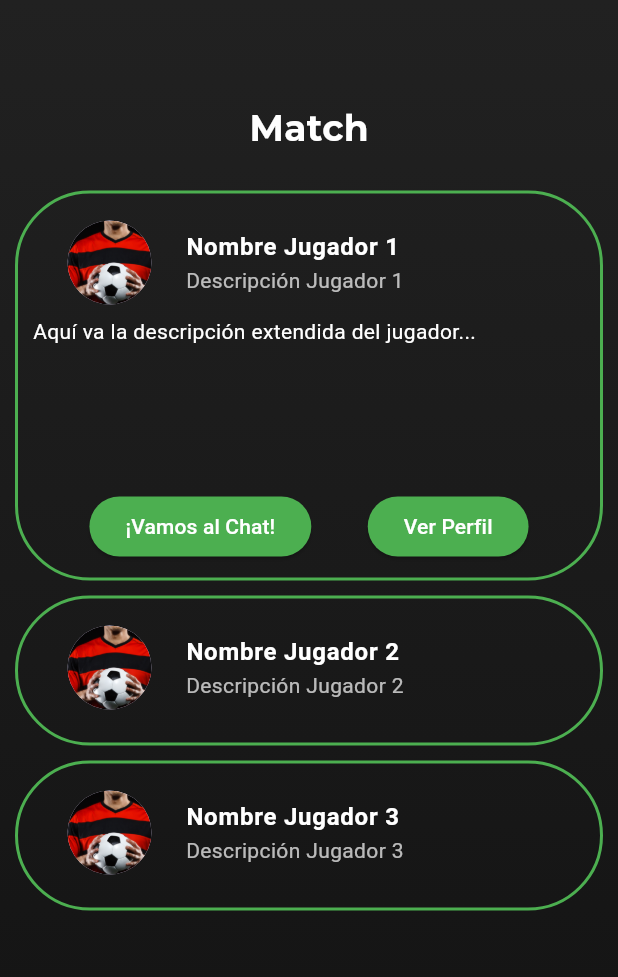
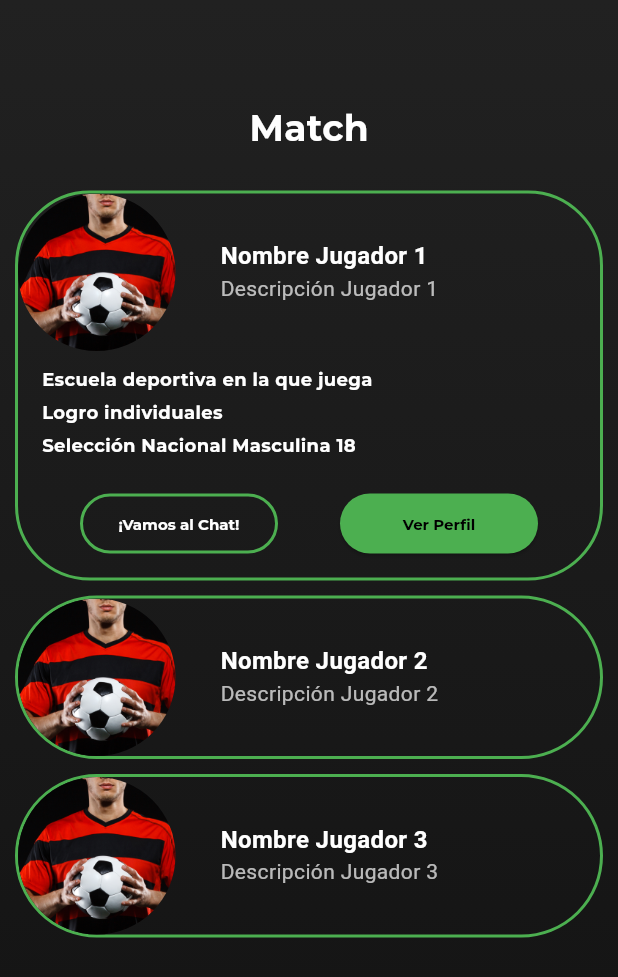
Before and after one commit to GeronimoB/browebcode, a Flutter app: the Matche screen opened directly, after a tap on an icon or button, on a phone screen of 412 x 824 dp. Shown: the top 977 px of the screen. Run offline on Flutter 3.47's test engine with Material 3 defaults, Android fonts, the light colour scheme and no system bars; project files that could hold a hidden picture were left out.

Commit message:
changes styles and principal menus

```diff
--- a/lib/Screens/Match.dart
+++ b/lib/Screens/Match.dart
@@ -8,18 +8,18 @@ class Matche extends StatefulWidget {
 }
 
 class _MatcheState extends State<Matche> {
-  final List<bool> _isSelected = [false, false, false]; // Estado de selección de cada tarjeta
+  final List<bool> _isSelected = [false, false, false];
 
   @override
   Widget build(BuildContext context) {
     return Scaffold(
-      backgroundColor: const Color(0xFF121212), // Fondo gris oscuro
+      backgroundColor: const Color(0xFF121212),
       body: Container(
         decoration: const BoxDecoration(
           gradient: LinearGradient(
             begin: Alignment.topCenter,
             end: Alignment.bottomCenter,
-            colors: [Color(0xFF212121), Color(0xFF121212)], // Gradiente de gris más oscuro a negro
+            colors: [Color(0xFF212121), Color(0xFF121212)],
           ),
         ),
         child: Column(
@@ -56,18 +56,17 @@ class _MatcheState extends State<Matche> {
   return GestureDetector(
     onTap: () {
       setState(() {
-          _isSelected[index] = !_isSelected[index]; // Cambiar el estado de selección al presionar la tarjeta
+        _isSelected[index] = !_isSelected[index];
       });
     },
     child: AnimatedContainer(
-        duration: const Duration(milliseconds: 200),
+      duration: const Duration(milliseconds: 00),
       curve: Curves.easeInOut,
-        height: _isSelected[index] ? 260 : 100,
+      height: _isSelected[index] ? 260 : 109, // Ajusta la altura aquí para acomodar el tamaño de la imagen
       margin: const EdgeInsets.symmetric(horizontal: 10, vertical: 5),
-        width: MediaQuery.of(context).size.width * 0.95, // Ancho del 95%
-        padding: const EdgeInsets.all(10.0),
+      width: MediaQuery.of(context).size.width * 0.95,
       decoration: BoxDecoration(
-          borderRadius: BorderRadius.circular(50.0), // Borde redondeado
+        borderRadius: BorderRadius.circular(_isSelected[index] ? 50 : 100, ),
         border: Border.all(
           color: Colors.green,
           width: 2.0,
@@ -75,14 +74,29 @@ class _MatcheState extends State<Matche> {
         color: Colors.transparent,
       ),
       child: Column(
-          crossAxisAlignment: CrossAxisAlignment.start,
+        mainAxisSize: MainAxisSize.min, // Asegúrate de que la columna no ocupe más espacio del necesario
         children: [
-            ListTile(
-              leading: CircleAvatar(
-                radius: 35.0,
-                backgroundImage: AssetImage(imagePath),
+          Row(
+            crossAxisAlignment: CrossAxisAlignment.start, // Alinea los elementos del Row en la parte superior
+            children: [
+              Container(
+                width: 105.0,
+                height: 105.0,
+                decoration: BoxDecoration(
+                  shape: BoxShape.circle,
+                  image: DecorationImage(
+                    image: AssetImage(imagePath),
+                    fit: BoxFit.cover,
                   ),
-              title: Text(
+                ),
+              ),
+              const SizedBox(width: 30), // Espacio entre la imagen y el texto
+              Expanded( // Asegura que el texto no desborde
+                child: Column(
+                  crossAxisAlignment: CrossAxisAlignment.start, // Alinea el texto a la izquierda
+                  children: [
+                    const SizedBox(height: 30),
+                    Text(
                       playerName,
                       style: const TextStyle(
                         fontSize: 16.0,
@@ -90,48 +104,109 @@ class _MatcheState extends State<Matche> {
                         color: Colors.white,
                       ),
                     ),
-              subtitle: Text(
+                    Text(
                       playerDescription,
                       style: TextStyle(
                         fontSize: 14.0,
                         color: Colors.white.withOpacity(0.7),
                       ),
                     ),
+                  ],
                 ),
+              ),
+            ],
+          ),
+
           if (_isSelected[index]) ...[
-              const Expanded(
-                child: Text(
-                  'Aquí va la descripción extendida del jugador...',
-                  style: TextStyle(color: Colors.white),
+            Container(
+              alignment: Alignment.centerLeft,
+              padding: const EdgeInsets.only(left: 16.0), // Asegúrate de que el padding izquierdo coincida con cualquier otro padding que quieras alinear
+              child: const Column(
+                crossAxisAlignment: CrossAxisAlignment.start,
+                children: [
+                    const SizedBox(height: 10),
+                  Text(
+                    'Escuela deportiva en la que juega',
+                    style: TextStyle(
+                      fontFamily: 'Montserrat',
+                      fontSize: 12,
+                      fontWeight: FontWeight.w500,
+                      fontStyle: FontStyle.normal,
+                      color: Colors.white,
+                    ),
+                  ),
+                  SizedBox(height: 5.0), // Controla el espacio entre los textos ajustando el SizedBox
+                  Text(
+                    'Logro individuales',
+                    style: TextStyle(
+                      fontFamily: 'Montserrat',
+                      fontSize: 12,
+                      fontWeight: FontWeight.w500,
+                      fontStyle: FontStyle.normal,
+                      color: Colors.white,
+                    ),
+                  ),
+                  SizedBox(height: 5.0),
+                  Text(
+                    'Selección Nacional Masculina 18',
+                    style: TextStyle(
+                      fontFamily: 'Montserrat',
+                      fontSize: 12,
+                      fontWeight: FontWeight.w500,
+                      fontStyle: FontStyle.normal,
+                      color: Colors.white,
+                    ),
+                  ),
+                  SizedBox(height: 20),
+                ],
               ),
             ),
             Row(
               mainAxisAlignment: MainAxisAlignment.spaceEvenly,
               children: [
-                  ElevatedButton(
-                    onPressed: () {
-                      // TODO: Implementar funcionalidad para "Vamos al Chat"
-                    },
-                    style: ElevatedButton.styleFrom(
-                      foregroundColor: Colors.white, backgroundColor: Colors.green, // foreground
+                OutlinedButton(
+                  onPressed: () {},
+                  style: OutlinedButton.styleFrom(
+                  side: BorderSide(width: 2.0, color: Colors.green),
+                    textStyle: const TextStyle(
+                      fontFamily: 'Montserrat',
+                      fontSize: 10,
+                      fontWeight: FontWeight.bold,
                     ),
-                    child: const Text('¡Vamos al Chat!'),
+                    fixedSize: const Size(132, 30),
+                  ),
+                  child: const Text('¡Vamos al Chat!',
+                  style: TextStyle(
+                      fontFamily: 'Montserrat',
+                      fontSize: 10,
+                      fontWeight: FontWeight.bold,
+                      fontStyle: FontStyle.normal,
+                      color: Colors.white,
+                    ),),
+
                 ),
                 ElevatedButton(
-                    onPressed: () {
-                      // TODO: Implementar funcionalidad para "Ver Perfil"
-                    },
+                  onPressed: () {},
                   style: ElevatedButton.styleFrom(
-                      foregroundColor: Colors.white, backgroundColor: Colors.green, // foreground
+                    foregroundColor: Colors.black,
+                    backgroundColor: Colors.green,
+                    textStyle: const TextStyle(
+                      fontFamily: 'Montserrat',
+                      fontSize: 10,
+                      fontWeight: FontWeight.bold,
+                    ),
+                    fixedSize: const Size(132, 30),
                   ),
                   child: const Text('Ver Perfil'),
                 ),
               ],
             ),
+
           ],
         ],
       ),
     ),
   );
 }
+
 }
```
Also changed, not shown: lib/Intro.dart (+15 -18 lines), lib/Screens/Perfil.dart (+14 -9 lines), lib/Sing_in.dart (+11 -5 lines), lib/Sing_up.dart (+7 -1 lines), lib/Sing_up_2.dart (+23 -23 lines), lib/Sing_up_3.dart (+11 -3 lines), lib/olvide_contrasena.dart (+14 -6 lines), pubspec.lock. Lines whose indentation alone changed are shown as unchanged.
